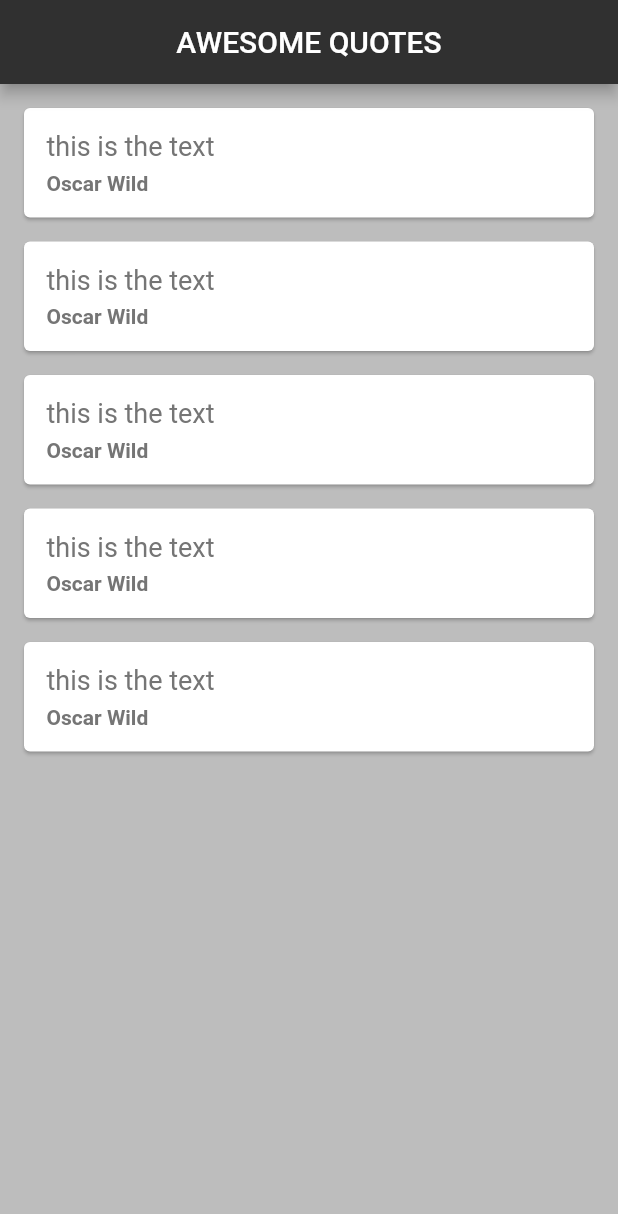
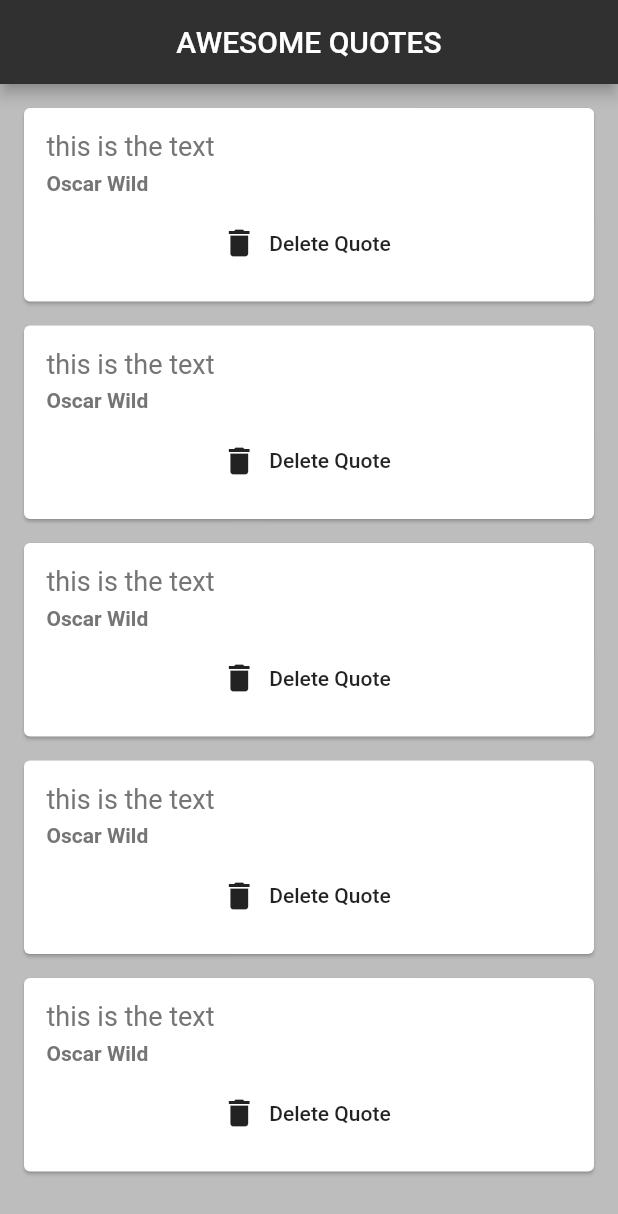
Before and after one commit to itsvivekghosh/flutter-tutorial, a Flutter app: the screen it shows after launch, on a phone screen of 412 x 824 dp. Shown: the top 1214 px of the screen. Run offline on Flutter 3.47's test engine with Material 2 defaults, Android fonts, the phone set to English and light mode, and no system bars.

Commit message:
added delete quotes changes

```diff
--- a/my_app/lib/main.dart
+++ b/my_app/lib/main.dart
@@ -35,7 +35,15 @@
         backgroundColor: Colors.grey[850],
       ),
       body: Column(
-          children: quotes.map((quote) => QuoteCard(quote: quote)).toList()),
+          children: quotes
+              .map((quote) => QuoteCard(
+                  quote: quote,
+                  delete: () {
+                    setState(() {
+                      quotes.remove(quote);
+                    });
+                  }))
+              .toList()),
     );
   }
 }
--- a/my_app/lib/quotes_card.dart
+++ b/my_app/lib/quotes_card.dart
@@ -1,13 +1,10 @@
 import 'package:flutter/material.dart';
-import "quotes.dart";
 
 class QuoteCard extends StatelessWidget {
-  const QuoteCard({
-    Key key,
-    @required this.quote,
-  }) : super(key: key);
+  QuoteCard({this.quote, this.delete});
 
   final dynamic quote;
+  final Function delete;
 
   @override
   Widget build(BuildContext context) {
@@ -28,6 +25,12 @@
                   color: Colors.grey[600],
                   fontWeight: FontWeight.bold),
             ),
+            SizedBox(height: 8.0),
+            FlatButton.icon(
+              onPressed: delete,
+              label: Text("Delete Quote"),
+              icon: Icon(Icons.delete),
+            )
           ],
         ),
       ),
```
